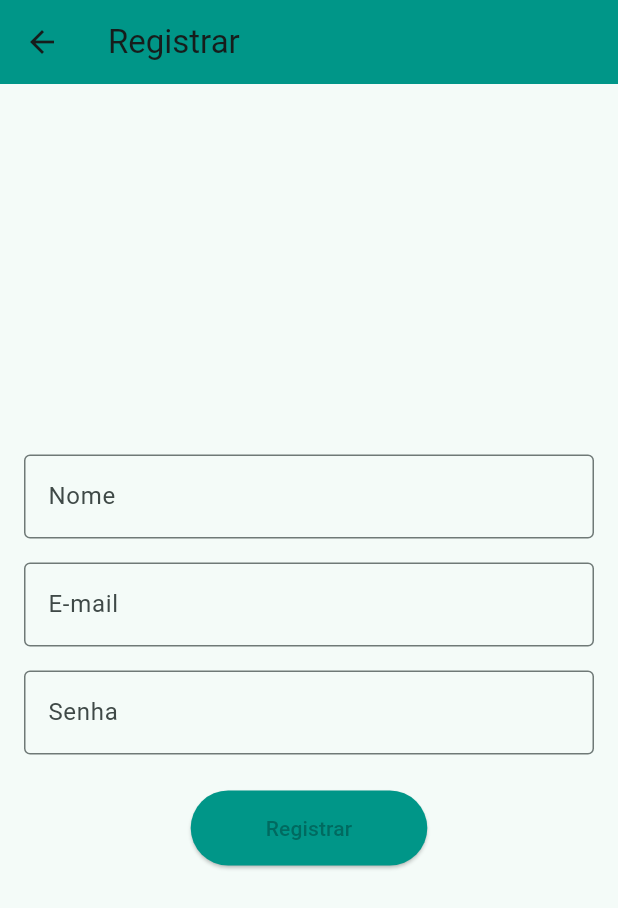
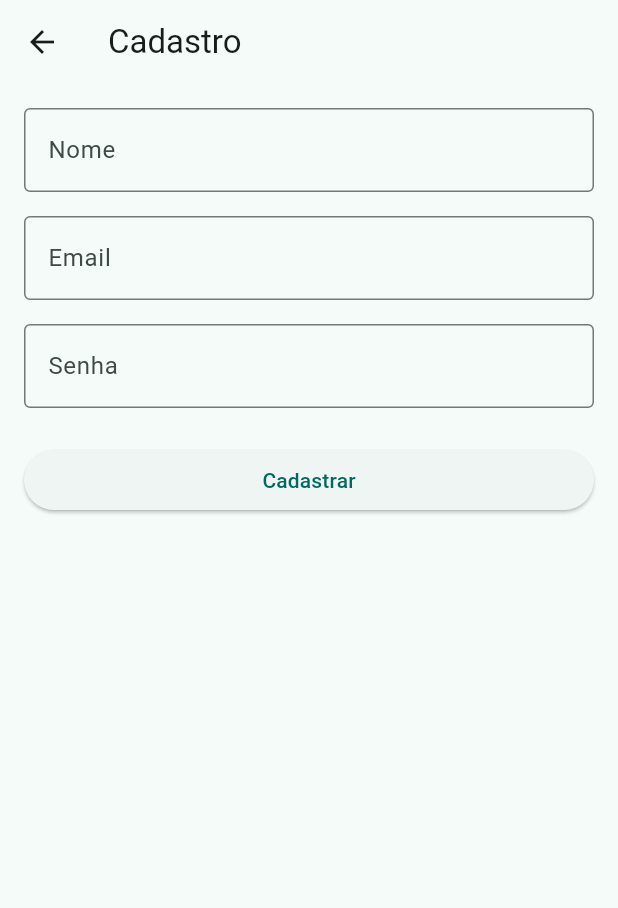
Before and after one commit to davijannotti/gas-mapp-flutter, a Flutter app: the RegisterScreen screen opened directly, on a phone screen of 412 x 824 dp. Shown: the top 908 px of the screen. Run offline on Flutter 3.47's test engine with Material 3 defaults, Android fonts, the light colour scheme and no system bars; our stand-ins replace flutter_map, flutter_secure_storage, image_picker, latlong2, location, permission_handler; accounts and stored records are empty.

Commit message:
login auth

```diff
--- a/lib/core/config/api_config.dart
+++ b/lib/core/config/api_config.dart
@@ -1,3 +1,3 @@
 class ApiConfig {
-  static const String baseUrl = 'https://gasmapp-backend-production-4928.up.railway.app';
+  static const String baseUrl = 'http://192.168.0.111:8080';
 }
--- /dev/null
+++ b/lib/features/auth/screens/register_screen.dart
@@ -0,0 +1,153 @@
+import 'package:flutter/material.dart';
+import '../../../core/services/client_service.dart';
+import '../../../core/models/client.dart';
+
+class RegisterScreen extends StatefulWidget {
+  const RegisterScreen({super.key});
+
+  @override
+  State<RegisterScreen> createState() => _RegisterScreenState();
+}
+
+class _RegisterScreenState extends State<RegisterScreen> {
+  final _formKey = GlobalKey<FormState>();
+  final _nameController = TextEditingController();
+  final _emailController = TextEditingController();
+  final _passwordController = TextEditingController();
+  final _clientService = ClientService();
+  bool _isLoading = false;
+  String? _errorMessage;
+
+  Future<void> _register() async {
+    if (_formKey.currentState!.validate()) {
+      setState(() {
+        _isLoading = true;
+        _errorMessage = null;
+      });
+
+      try {
+        final client = Client(
+          name: _nameController.text,
+          email: _emailController.text,
+          password: _passwordController.text,
+        );
+
+        await _clientService.createClient(client);
+
+        if (mounted) {
+          ScaffoldMessenger.of(context).showSnackBar(
+            const SnackBar(
+              content: Text('Cadastro realizado com sucesso! Faça login.'),
+              backgroundColor: Colors.green,
+            ),
+          );
+          Navigator.of(context).pop(); // Go back to LoginScreen
+        }
+      } catch (e) {
+        if (mounted) {
+          setState(() {
+            _errorMessage = 'Erro ao realizar cadastro: $e';
+          });
+        }
+      } finally {
+        if (mounted) {
+          setState(() {
+            _isLoading = false;
+          });
+        }
+      }
+    }
+  }
+
+  @override
+  Widget build(BuildContext context) {
+    return Scaffold(
+      appBar: AppBar(
+        title: const Text('Cadastro'),
+      ),
+      body: Padding(
+        padding: const EdgeInsets.all(16.0),
+        child: Form(
+          key: _formKey,
+          child: SingleChildScrollView(
+            child: Column(
+              crossAxisAlignment: CrossAxisAlignment.stretch,
+              children: [
+                if (_errorMessage != null)
+                  Padding(
+                    padding: const EdgeInsets.only(bottom: 16.0),
+                    child: Text(
+                      _errorMessage!,
+                      style: const TextStyle(color: Colors.red),
+                      textAlign: TextAlign.center,
+                    ),
+                  ),
+                TextFormField(
+                  controller: _nameController,
+                  decoration: const InputDecoration(
+                    labelText: 'Nome',
+                    border: OutlineInputBorder(),
+                  ),
+                  validator: (value) {
+                    if (value == null || value.isEmpty) {
+                      return 'Por favor, insira seu nome';
+                    }
+                    return null;
+                  },
+                ),
+                const SizedBox(height: 16),
+                TextFormField(
+                  controller: _emailController,
+                  decoration: const InputDecoration(
+                    labelText: 'Email',
+                    border: OutlineInputBorder(),
+                  ),
+                  keyboardType: TextInputType.emailAddress,
+                  validator: (value) {
+                    if (value == null || value.isEmpty) {
+                      return 'Por favor, insira seu email';
+                    }
+                    return null;
+                  },
+                ),
+                const SizedBox(height: 16),
+                TextFormField(
+                  controller: _passwordController,
+                  decoration: const InputDecoration(
+                    labelText: 'Senha',
+                    border: OutlineInputBorder(),
+                  ),
+                  obscureText: true,
+                  validator: (value) {
+                    if (value == null || value.isEmpty) {
+                      return 'Por favor, insira sua senha';
+                    }
+                    if (value.length < 6) {
+                      return 'A senha deve ter pelo menos 6 caracteres';
+                    }
+                    return null;
+                  },
+                ),
+                const SizedBox(height: 24),
+                ElevatedButton(
+                  onPressed: _isLoading ? null : _register,
+                  child: _isLoading
+                      ? const CircularProgressIndicator()
+                      : const Text('Cadastrar'),
+                ),
+              ],
+            ),
+          ),
+        ),
+      ),
+    );
+  }
+
+  @override
+  void dispose() {
+    _nameController.dispose();
+    _emailController.dispose();
+    _passwordController.dispose();
+    super.dispose();
+  }
+}
--- a/lib/features/map/screens/home_page.dart
+++ b/lib/features/map/screens/home_page.dart
@@ -5,6 +5,7 @@ import 'package:flutter/foundation.dart' show kIsWeb;
 import 'package:flutter/material.dart' hide SearchBar;
 import '../../../core/models/client.dart';
 import 'package:flutter_map/flutter_map.dart';
+import 'package:flutter_app/core/services/auth_service.dart';
 import 'package:http/http.dart' as http;
 import 'package:image_picker/image_picker.dart';
 import 'package:latlong2/latlong.dart';
@@ -36,6 +37,7 @@ class _HomePageState extends State<HomePage> {
   final PriceService _priceService = PriceService();
   final FuelService _fuelService = FuelService();
   final PhotoService _photoService = PhotoService();
+  final AuthService _authService = AuthService();
 
   final ValueNotifier<List<GasStation>> _gasStationsNotifier = ValueNotifier([]);
 
@@ -280,7 +282,7 @@ class _HomePageState extends State<HomePage> {
         stationId: station.id!,
         onSubmit: (int stationId, String fuelName, double priceValue) async {
           try {
-            var client = Client(id: 1);
+            final client = await _authService.getMe();
 
             Fuel? fuel = await _fuelService.getFuelByName(station, fuelName);
             if (fuel == null) {
--- a/lib/features/map/widgets/ocr_price_form_modal.dart
+++ b/lib/features/map/widgets/ocr_price_form_modal.dart
@@ -2,6 +2,7 @@ import 'package:flutter/material.dart';
 import 'package:flutter/services.dart';
 import '../../../core/models/client.dart';
 import '../../../core/models/fuel.dart';
+import 'package:flutter_app/core/services/auth_service.dart';
 import '../../../core/models/gas_station.dart';
 import '../../../core/services/fuel_service.dart';
 import '../../../core/services/price_service.dart';
@@ -26,6 +27,7 @@ class _OcrPriceFormModalState extends State<OcrPriceFormModal> {
   final _formKey = GlobalKey<FormState>();
   final _priceService = PriceService();
   final _fuelService = FuelService();
+  final _authService = AuthService();
 
   late final Map<String, TextEditingController> _priceControllers;
 
@@ -54,13 +56,12 @@ class _OcrPriceFormModalState extends State<OcrPriceFormModal> {
       );
 
       try {
+        final client = await _authService.getMe();
         for (var entry in _priceControllers.entries) {
           final fuelName = entry.key;
           final priceValue = double.tryParse(entry.value.text.replaceAll(',', '.'));
 
           if (priceValue != null) {
-            var client = Client(id: 1);
-
             Fuel? fuel = await _fuelService.getFuelByName(widget.gasStation, fuelName);
             if (fuel == null) {
               final newFuel = Fuel(
```
Also changed, not shown: lib/core/services/auth_service.dart (+46 -3 lines), lib/features/auth/screens/login_screen.dart (added, +144 -0 lines), lib/main.dart (+7 -3 lines).
